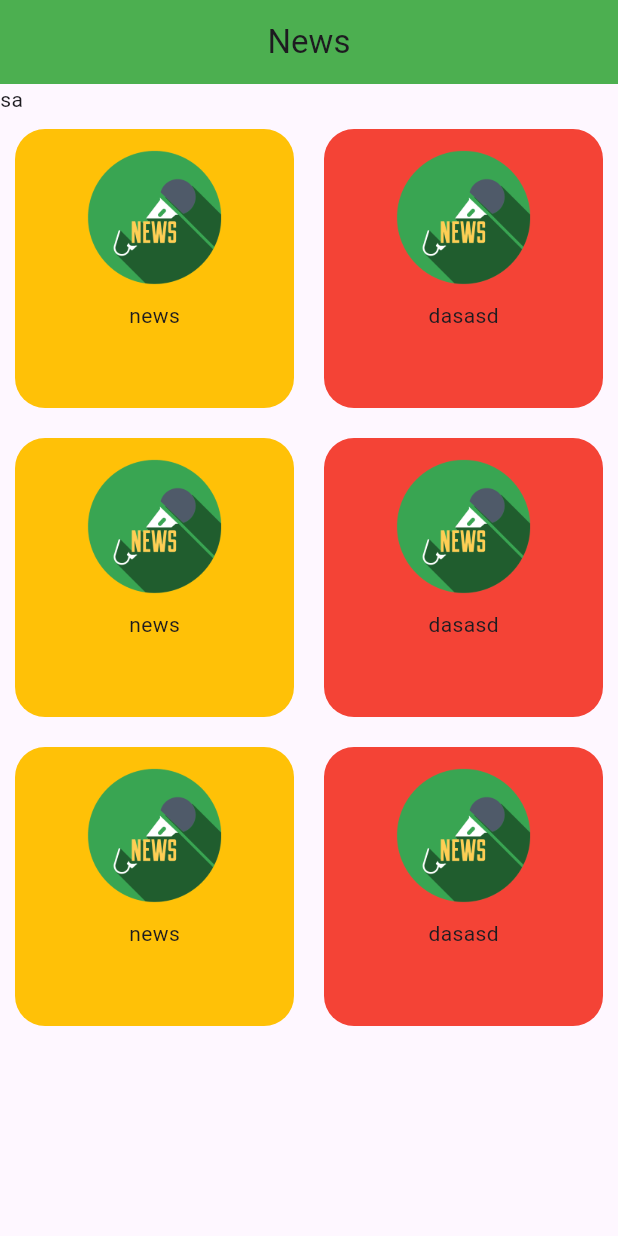
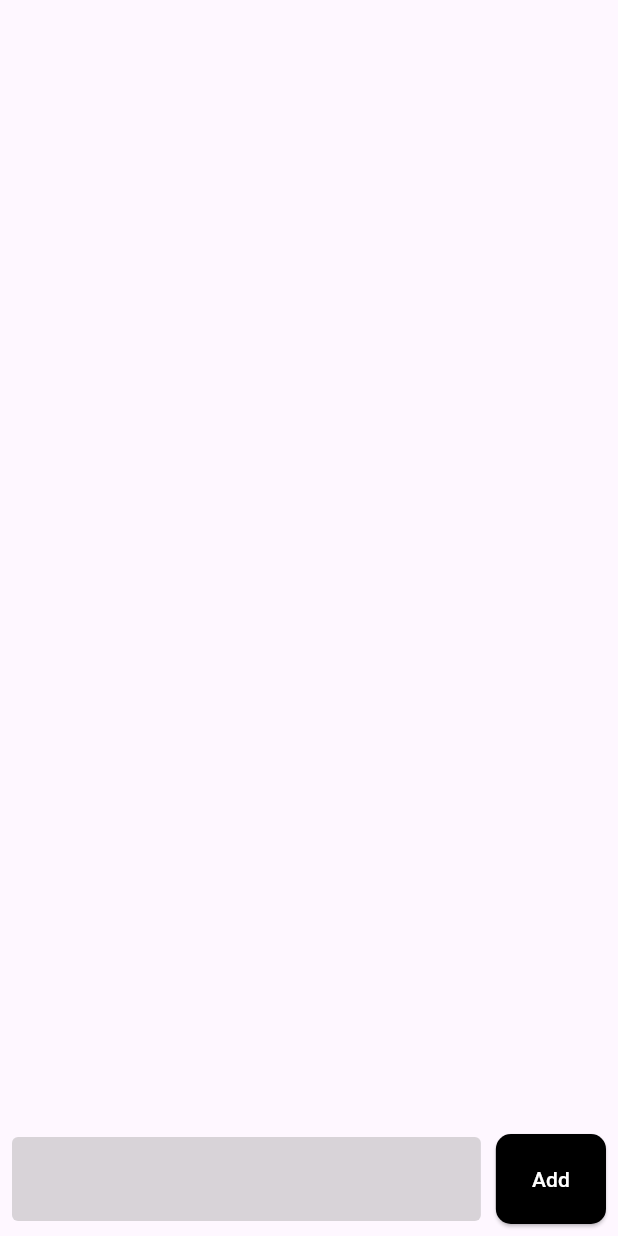
Before and after one commit to kareemtoson12/nti6, a Flutter app: the screen it shows after launch, on a phone screen of 412 x 824 dp. Run offline on Flutter 3.47's test engine with Material 3 defaults, Android fonts, the phone set to English and light mode, and no system bars; our stand-ins replace flutter_bloc.

Commit message:
Implement Todo feature with Bloc architecture and UI components

```diff
--- /dev/null
+++ b/lib/features/todo/cubit/states.dart
@@ -0,0 +1,21 @@
+// Karim Toson || kareemtoson1@gmail.com || Fri Jun 26 2026 17:23:12
+
+// Karim Toson || kareemtoson1@gmail.com || Fri Jun 26 2026 17:23:20
+
+sealed class TodoSatates {
+  final List<String> todos;
+
+  TodoSatates({required this.todos});
+}
+
+class IntialState extends TodoSatates {
+  IntialState({required super.todos});
+}
+
+class AddTodoState extends TodoSatates {
+  AddTodoState({required super.todos});
+}
+
+class DeleteTodoState extends TodoSatates {
+  DeleteTodoState({required super.todos});
+}
--- /dev/null
+++ b/lib/features/todo/cubit/todo_cubit.dart
@@ -0,0 +1,18 @@
+import 'package:flutter_bloc/flutter_bloc.dart';
+import 'package:nti6/features/todo/cubit/states.dart';
+
+class TodoCubit extends Cubit<TodoSatates> {
+  TodoCubit() : super(IntialState(todos: []));
+
+  void addTodo(String todoName) {
+    final List<String> newListOftodos = state.todos;
+    newListOftodos.add(todoName);
+    emit(AddTodoState(todos: newListOftodos));
+  }
+
+  void deleteTodo(int index) {
+    final List<String> newListOftodos = state.todos;
+    newListOftodos.removeAt(index);
+    emit(DeleteTodoState(todos: newListOftodos));
+  }
+}
--- /dev/null
+++ b/lib/features/todo/todo_screen.dart
@@ -0,0 +1,96 @@
+// Karim Toson || kareemtoson1@gmail.com || Fri Jun 26 2026 16:34:58
+
+import 'package:flutter/material.dart';
+import 'package:flutter_bloc/flutter_bloc.dart';
+import 'package:nti6/features/todo/cubit/states.dart';
+import 'package:nti6/features/todo/cubit/todo_cubit.dart';
+import 'package:nti6/features/todo/widgets/todo_widget.dart';
+
+class TodoScreen extends StatefulWidget {
+  const TodoScreen({super.key});
+
+  @override
+  State<TodoScreen> createState() => _TodoScreenState();
+}
+
+class _TodoScreenState extends State<TodoScreen> {
+  late TextEditingController todoController;
+
+  @override
+  void initState() {
+    todoController = TextEditingController();
+    super.initState();
+  }
+
+  @override
+  void dispose() {
+    todoController.dispose();
+    super.dispose();
+  }
+
+  @override
+  Widget build(BuildContext context) {
+    return Scaffold(
+      body: SafeArea(
+        child: Padding(
+          padding: const EdgeInsets.all(8.0),
+          child: BlocBuilder<TodoCubit, TodoSatates>(
+            builder: (context, state) {
+              final myCubit = context.read<TodoCubit>();
+              return Column(
+                children: [
+                  Expanded(
+                    child: ListView.builder(
+                      itemCount: state.todos.length,
+                      itemBuilder: (context, index) {
+                        return TodoWidget(
+                          text: state.todos[index],
+                          onDelete: () {
+                            myCubit.deleteTodo(index);
+                          },
+                        );
+                      },
+                    ),
+                  ),
+                  Spacer(),
+                  Row(
+                    children: [
+                      Expanded(
+                        child: TextField(
+                          controller: todoController,
+                          decoration: InputDecoration(
+                            fillColor: Colors.grey.withValues(alpha: 0.4),
+                            filled: true,
+                            border: OutlineInputBorder(
+                              borderSide: BorderSide.none,
+                            ),
+                          ),
+                        ),
+                      ),
+                      SizedBox(width: 10),
+                      ElevatedButton(
+                        onPressed: () {
+                          myCubit.addTodo(todoController.text);
+                          todoController.clear();
+                        },
+                        style: ElevatedButton.styleFrom(
+                          minimumSize: Size(50, 60),
+                          shape: RoundedRectangleBorder(
+                            borderRadius: BorderRadius.circular(10),
+                          ),
+                          backgroundColor: Colors.black,
+                          foregroundColor: Colors.white,
+                        ),
+                        child: Text('Add'),
+                      ),
+                    ],
+                  ),
+                ],
+              );
+            },
+          ),
+        ),
+      ),
+    );
+  }
+}
--- a/lib/main.dart
+++ b/lib/main.dart
@@ -1,4 +1,7 @@
 import 'package:flutter/material.dart';
+import 'package:flutter_bloc/flutter_bloc.dart';
+import 'package:nti6/features/todo/cubit/todo_cubit.dart';
+import 'package:nti6/features/todo/todo_screen.dart';
 
 void main() {
   runApp(MyApp());
@@ -9,88 +12,8 @@ class MyApp extends StatelessWidget {
 
   @override
   Widget build(BuildContext context) {
-    return MaterialApp(home: HomeScreen());
-  }
-}
-
-class SplashScreen extends StatelessWidget {
-  const SplashScreen({super.key});
-
-  @override
-  Widget build(BuildContext context) {
-    return Scaffold(
-      appBar: AppBar(
-        leading: Icon(Icons.add_ic_call_outlined),
-        backgroundColor: Colors.green,
-        title: Text('News'),
-        centerTitle: true,
-        actions: [
-          Icon(Icons.add_ic_call_outlined),
-          Icon(Icons.add_ic_call_outlined),
-          Icon(Icons.add_ic_call_outlined),
-        ],
-      ),
-      body: Center(child: Image.asset('assets/splash.png', width: 100)),
+    return MaterialApp(
+      home: BlocProvider(create: (context) => TodoCubit(), child: TodoScreen()),
     );
   }
 }
-
-class HomeScreen extends StatelessWidget {
-  const HomeScreen({super.key});
-
-  @override
-  Widget build(BuildContext context) {
-    return Scaffold(
-      appBar: AppBar(
-        title: Text('News'),
-        backgroundColor: Colors.green,
-        centerTitle: true,
-      ),
-
-      body: Column(
-        children: [
-          Row(children: [Text('sa')]),
-          Expanded(
-            child: GridView.count(
-              crossAxisCount: 2,
-              children: [
-                CustomCategory(colors: Colors.amber, title: 'news'),
-
-                CustomCategory(colors: Colors.red, title: 'dasasd'),
-                CustomCategory(colors: Colors.amber, title: 'news'),
-
-                CustomCategory(colors: Colors.red, title: 'dasasd'),
-                CustomCategory(colors: Colors.amber, title: 'news'),
-
-                CustomCategory(colors: Colors.red, title: 'dasasd'),
-              ],
-            ),
-          ),
-        ],
-      ),
-    );
-  }
-}
-
-class CustomCategory extends StatelessWidget {
-  final Color colors;
-  final String title;
-
-  const CustomCategory({super.key, required this.colors, required this.title});
-
-  @override
-  Widget build(BuildContext context) {
-    return Container(
-      margin: EdgeInsets.all(10),
-      padding: EdgeInsets.all(10),
-      decoration: BoxDecoration(
-        color: colors,
-        borderRadius: BorderRadius.circular(20),
-      ),
-
-      child: Column(
-        children: [Image.asset('assets/splash.png', width: 100), Text(title)],
-      ),
-    );
-  }
-}
--- a/pubspec.yaml
+++ b/pubspec.yaml
@@ -34,6 +34,7 @@ dependencies:
   # The following adds the Cupertino Icons font to your application.
   # Use with the CupertinoIcons class for iOS style icons.
   cupertino_icons: ^1.0.8
+  flutter_bloc: ^9.1.1
 
 dev_dependencies:
   flutter_test:
```
Also changed, not shown: lib/features/todo/widgets/todo_widget.dart (added, +29 -0 lines), pubspec.lock.
